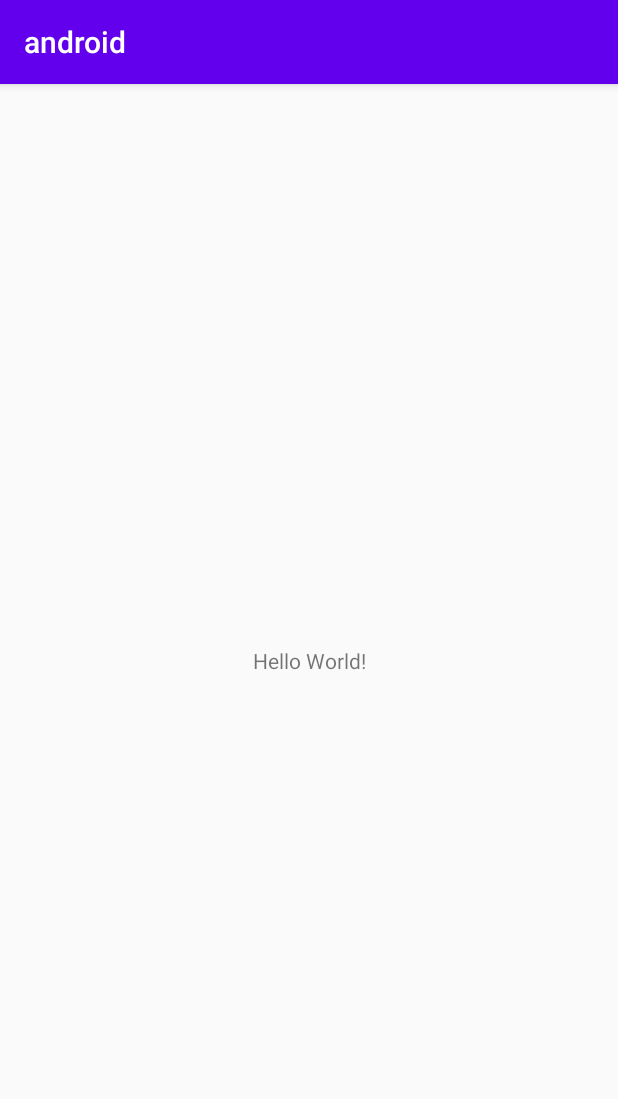
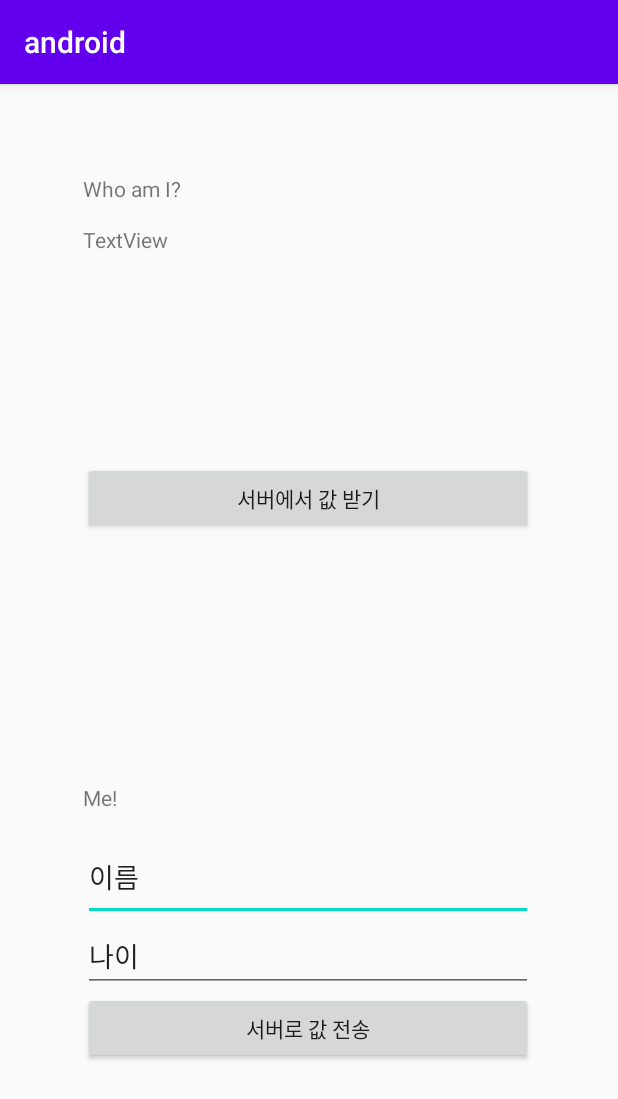
Before and after one commit to ruthetum/node-android-api-std, an Android app: the screen it shows after launch (MainActivity), on a phone screen of 412 x 824 dp. Shown: the top 1099 px of the screen. Run offline under Robolectric (Android 15) with nearby library versions, the phone set to English and light mode, and no system bars.

Commit message:
안드로이드 UI

```diff
--- a/android/app/src/main/res/layout/activity_main.xml
+++ b/android/app/src/main/res/layout/activity_main.xml
@@ -6,13 +6,74 @@
     android:layout_height="match_parent"
     tools:context=".MainActivity">
 
-    <TextView
-        android:layout_width="wrap_content"
-        android:layout_height="wrap_content"
-        android:text="Hello World!"
+    <LinearLayout
+        android:id="@+id/linearLayout"
+        android:layout_width="300dp"
+        android:layout_height="250dp"
+        android:layout_marginTop="60dp"
+        android:orientation="vertical"
+        app:layout_constraintEnd_toEndOf="parent"
+        app:layout_constraintHorizontal_bias="0.495"
+        app:layout_constraintStart_toStartOf="parent"
+        app:layout_constraintTop_toTopOf="parent">
+
+        <TextView
+            android:id="@+id/textView"
+            android:layout_width="match_parent"
+            android:layout_height="34dp"
+            android:text="Who am I?" />
+
+        <TextView
+            android:id="@+id/textView3"
+            android:layout_width="match_parent"
+            android:layout_height="158dp"
+            android:text="TextView" />
+
+        <Button
+            android:id="@+id/button"
+            android:layout_width="match_parent"
+            android:layout_height="wrap_content"
+            android:text="서버에서 값 받기" />
+    </LinearLayout>
+
+    <LinearLayout
+        android:id="@+id/linearLayout2"
+        android:layout_width="300dp"
+        android:layout_height="250dp"
+        android:layout_marginBottom="52dp"
+        android:orientation="vertical"
         app:layout_constraintBottom_toBottomOf="parent"
-        app:layout_constraintLeft_toLeftOf="parent"
-        app:layout_constraintRight_toRightOf="parent"
-        app:layout_constraintTop_toTopOf="parent" />
+        app:layout_constraintEnd_toEndOf="parent"
+        app:layout_constraintHorizontal_bias="0.495"
+        app:layout_constraintStart_toStartOf="parent">
+
+        <TextView
+            android:id="@+id/textView2"
+            android:layout_width="match_parent"
+            android:layout_height="34dp"
+            android:text="Me!" />
+
+        <EditText
+            android:id="@+id/editText"
+            android:layout_width="match_parent"
+            android:layout_height="58dp"
+            android:ems="10"
+            android:inputType="textPersonName"
+            android:text="이름" />
+
+        <EditText
+            android:id="@+id/editText3"
+            android:layout_width="match_parent"
+            android:layout_height="wrap_content"
+            android:ems="10"
+            android:inputType="textPersonName"
+            android:text="나이" />
+
+        <Button
+            android:id="@+id/button2"
+            android:layout_width="match_parent"
+            android:layout_height="wrap_content"
+            android:text="서버로 값 전송" />
+    </LinearLayout>
 
 </androidx.constraintlayout.widget.ConstraintLayout>
```
